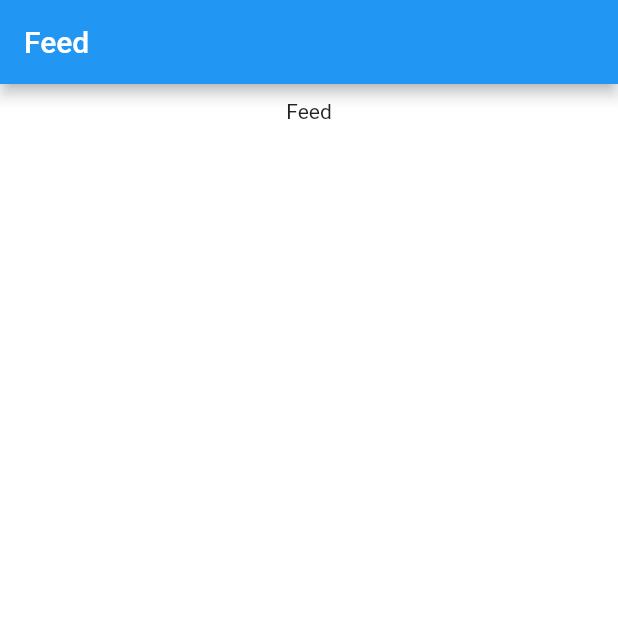
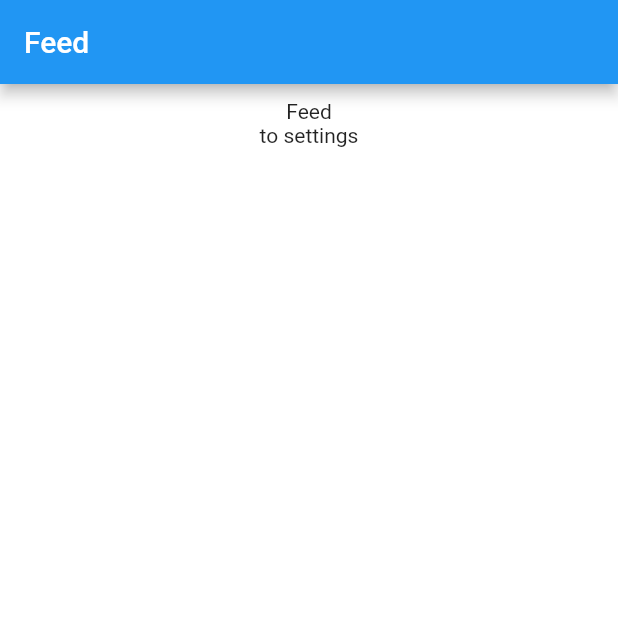
Before and after one commit to yodainferno/kilo_iot, a Flutter app: the screen it shows after launch, on a phone screen of 412 x 824 dp, the top half of it. Run offline on Flutter 3.47's test engine with Material 2 defaults, Android fonts, the phone set to English and light mode, and no system bars.

Commit message:
feat: provider state menegement

```diff
--- a/lib/app.dart
+++ b/lib/app.dart
@@ -1,5 +1,5 @@
 import 'package:flutter/material.dart';
-import 'package:kilo_iot/presentation/components/bottom_navigation.dart' show BottomNavigation;
+import 'package:kilo_iot/presentation/components/bottom_navigation.dart';
 
 class App extends StatelessWidget {
   const App({super.key});
@@ -10,7 +10,7 @@ class App extends StatelessWidget {
       theme: ThemeData(
         canvasColor: Colors.white,
       ),
-      home: BottomNavigation(),
+      home: const BottomNavigation(),
     );
   }
 }
--- /dev/null
+++ b/lib/navigation_pages_state.dart
@@ -0,0 +1,11 @@
+import 'package:flutter/material.dart';
+
+class PagesState extends ChangeNotifier {
+  String _page = '';
+  String get page => _page;
+
+  set page(String page) {
+    _page = page;
+    notifyListeners();
+  }
+}
--- a/lib/presentation/components/bottom_navigation.dart
+++ b/lib/presentation/components/bottom_navigation.dart
@@ -1,18 +1,19 @@
 import 'package:flutter/material.dart';
-import 'package:flutter_riverpod/flutter_riverpod.dart';
-import 'package:kilo_iot/state.dart' show NavigationPagesImpl;
+import 'package:kilo_iot/navigation_pages_state.dart';
+import 'package:kilo_iot/navigation_pages.dart';
+import 'package:provider/provider.dart';
 
-final navigationObject = NavigationPagesImpl();
+final navigationPages = NavigationPages();
 
-class BottomNavigation extends ConsumerWidget {
+class BottomNavigation extends StatelessWidget {
+  const BottomNavigation({super.key});
+
   @override
-  Widget build(BuildContext context, WidgetRef ref) {
-    final provider = navigationObject.getProvider(ref);
-    final currentPage = ref.watch(provider);
-
+  Widget build(BuildContext context) {
+    final PagesState pagesState = Provider.of<PagesState>(context, listen: true);
 
     return Scaffold(
-      body: navigationObject.pages[currentPage] ?? Container(),
+      body: navigationPages.getPage(pagesState.page),
       bottomNavigationBar: BottomNavigationBar(
         type: BottomNavigationBarType.fixed,
         showSelectedLabels: false,
@@ -23,9 +24,9 @@ class BottomNavigation extends ConsumerWidget {
         unselectedItemColor: Colors.grey[500],
 
         onTap: (index) {
-          ref.read(provider.notifier).state = navigationObject.pages.keys.toList()[index];
+          pagesState.page = navigationPages.keys[index];
         },
-        currentIndex: getCurrentPageIndex(ref),
+        currentIndex: getCurrentPageIndex(pagesState.page),
         items: const [
           BottomNavigationBarItem(
             icon: Icon(Icons.home),
@@ -48,12 +49,10 @@ class BottomNavigation extends ConsumerWidget {
     );
   }
 
-  int getCurrentPageIndex(WidgetRef ref) {
-    final provider = navigationObject.getProvider(ref);
-    final currentPage = ref.read(provider.notifier).state;
-
-    return navigationObject.pages.keys.toList().indexWhere(
+  int getCurrentPageIndex(String currentPage) {
+    final index = navigationPages.keys.indexWhere(
       (item) => item == currentPage
     );
+    return index < 0 ? 0 : index;
   }
 }
--- a/lib/presentation/feed/feed_page.dart
+++ b/lib/presentation/feed/feed_page.dart
@@ -1,24 +1,34 @@
 import 'package:flutter/material.dart';
-// import '../widgets/widgets.dart'; // todo
+import 'package:kilo_iot/navigation_pages_state.dart';
+import 'package:provider/provider.dart';
+
 class FeedPage extends StatelessWidget {
   const FeedPage({super.key});
 
   @override
   Widget build(BuildContext context) {
     return Scaffold(
-        appBar: AppBar(title: const Text('Feed')),
-        body: buildBody(context)
-      );
+      appBar: AppBar(title: const Text('Feed')), body: buildBody(context));
   }
 
   Widget buildBody(BuildContext context) {
-    return const Center(
+    return Center(
       child: Padding(
-        padding: EdgeInsets.symmetric(horizontal: 10.0),
+        padding: const EdgeInsets.symmetric(horizontal: 10.0),
         child: Column(children: <Widget>[
-          SizedBox(height: 10),
-          Text('Feed'),
-          SizedBox(height: 20),
+          const SizedBox(height: 10),
+          const Text('Feed'),
+          GestureDetector(
+            child: const Text('to settings'),
+            onTap: () {
+              final pagesState = Provider.of<PagesState>(context, listen: false);
+              pagesState.page = 'settings';
+            },
+          ),
+          const SizedBox(height: 20),
+          Consumer<PagesState>(
+            builder: (context, pagesState, _) =>Text(pagesState.page)
+          )
         ]),
       ),
     );
--- a/pubspec.yaml
+++ b/pubspec.yaml
@@ -35,7 +35,7 @@ dependencies:
   # The following adds the Cupertino Icons font to your application.
   # Use with the CupertinoIcons class for iOS style icons.
   cupertino_icons: ^1.0.2
-  flutter_riverpod: ^2.4.4
+  provider: ^6.0.5
 
 dev_dependencies:
   flutter_test:
```
Also changed, not shown: lib/application/routes_impl.dart (deleted, +0 -25 lines), lib/domain/routes.dart (deleted, +0 -7 lines), lib/main.dart (+10 -6 lines), lib/navigation_pages.dart (added, +36 -0 lines), lib/state.dart (deleted, +0 -54 lines), pubspec.lock.
